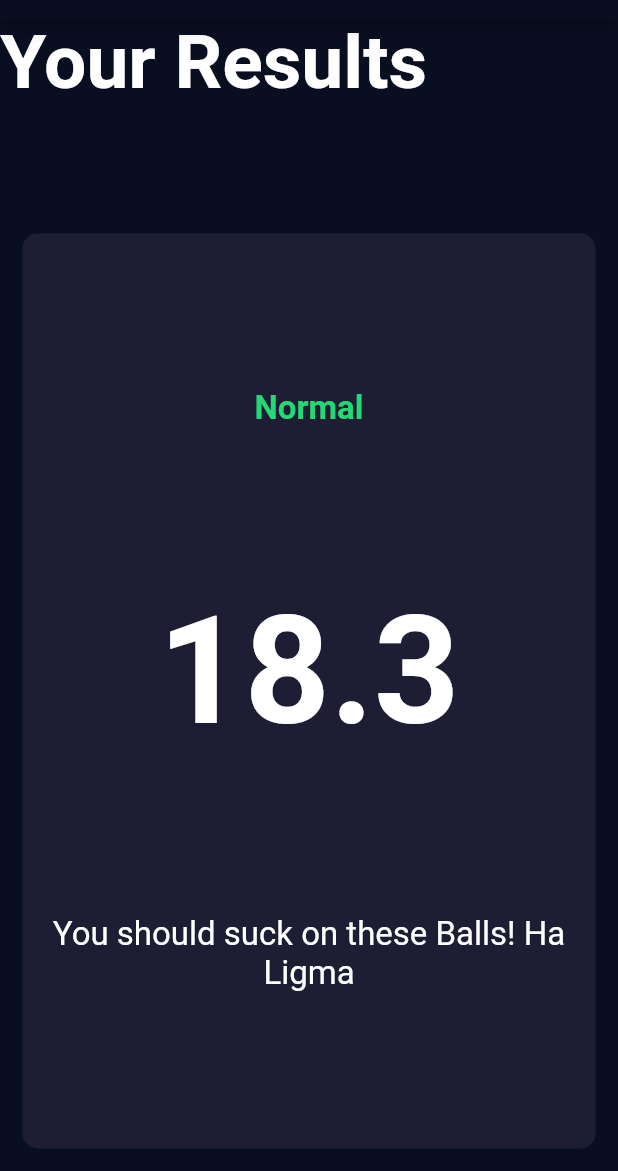
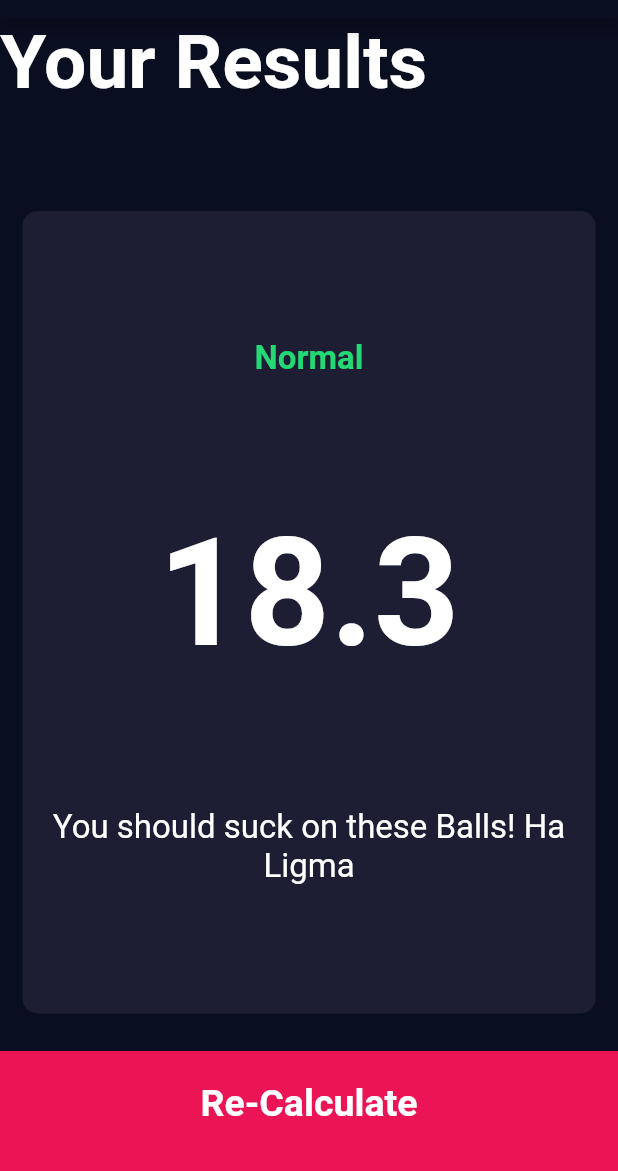
Before and after one commit to TheOldMan03/BMI-Calculator, a Flutter app: the screen it shows after launch, after a tap on "Calculate", on a phone screen of 412 x 824 dp, the part 65-1236 px from its top. Run offline on Flutter 3.47's test engine with Material 2 defaults, Android fonts, the phone set to English and light mode, and no system bars; our stand-ins replace font_awesome_flutter.

Commit message:
Almost there

```diff
--- a/lib/Result_Page.dart
+++ b/lib/Result_Page.dart
@@ -37,7 +37,33 @@ class ResultPage extends StatelessWidget {
               ),
             ),
 
+          ),
+
+          GestureDetector(
+            onTap: (){
+              Navigator.pop(
+                  context
+              );
+            },
+            child: Container(
+              color:const Color(0xFFEB1555),
+              margin:const EdgeInsets.only(top:10.0),
+              padding: const EdgeInsets.only(top: 20.0),
+              width:double.infinity,
+              height: 80.0,
+              child: const Text("Re-Calculate",textAlign: TextAlign.center,style: TextStyle(fontSize: 25.0,fontWeight: FontWeight.bold)),
+            ),
           )
+
+
+
+
+
+
+
+
+
+
         ],
       )
     );
--- a/lib/input.dart
+++ b/lib/input.dart
@@ -298,12 +298,10 @@ class _InputPageState extends State<InputPage> {
 
               GestureDetector(
                 onTap: (){
-                  setState(() {
-                    Navigator.push(
+                  Navigator.push(
                       context,
                       MaterialPageRoute(builder: (context)=>ResultPage())
-                    );
-                  });
+                  );
                 },
                 child: Container(
                   color:const Color(0xFFEB1555),
```
